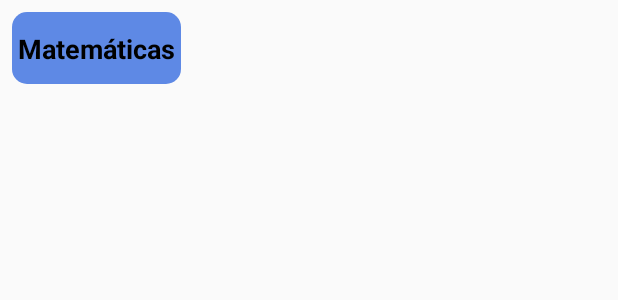
After one commit to ZenelXO/MentoriasApp_Final, an Android app built with Jetpack Compose: the layout viewholder_calendar.xml on its own in the app's theme, with its tools: preview values and no code run, on a phone screen of 412 x 824 dp. The commit adds this screen. Shown: the top 300 px of the screen. Run offline under Robolectric (Android 15) with nearby library versions, the phone set to English and light mode, and no system bars.

Commit message:
Starting bookings showlist

```diff
--- /dev/null
+++ b/app/src/main/res/layout/viewholder_calendar.xml
@@ -0,0 +1,23 @@
+<?xml version="1.0" encoding="utf-8"?>
+<androidx.constraintlayout.widget.ConstraintLayout xmlns:android="http://schemas.android.com/apk/res/android"
+    xmlns:app="http://schemas.android.com/apk/res-auto"
+    android:id="@+id/calendar_layout"
+    android:layout_width="wrap_content"
+    android:layout_height="48dp"
+    android:layout_margin="8dp"
+    android:background="@drawable/blue_bg">
+
+    <TextView
+        android:id="@+id/calendar_text"
+        android:layout_width="wrap_content"
+        android:layout_height="wrap_content"
+        android:text="Matemáticas"
+        android:textColor="@color/black"
+        android:textSize="18sp"
+        android:textStyle="bold"
+        app:layout_constraintBottom_toBottomOf="parent"
+        app:layout_constraintEnd_toEndOf="parent"
+        app:layout_constraintStart_toStartOf="parent"
+        app:layout_constraintTop_toTopOf="parent"
+        android:layout_margin="4dp"/>
+</androidx.constraintlayout.widget.ConstraintLayout>
```
Also changed, not shown: app/src/main/java/com/example/mentoriasapp/Adapter/CalendarAdapter.kt (added, +45 -0 lines), app/src/main/java/com/example/mentoriasapp/Model/BookingsModel.kt (added, +31 -0 lines), app/src/main/java/com/example/mentoriasapp/activity/CalendarActivity.kt (+39 -0 lines).
